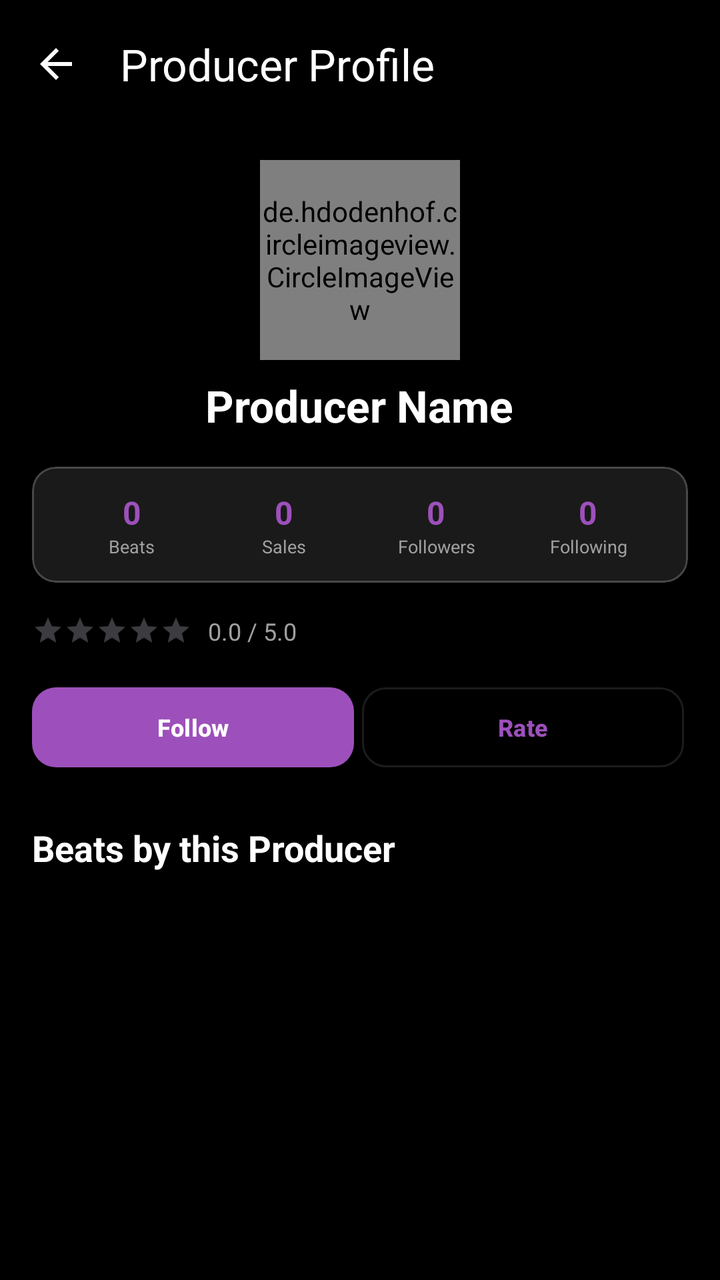
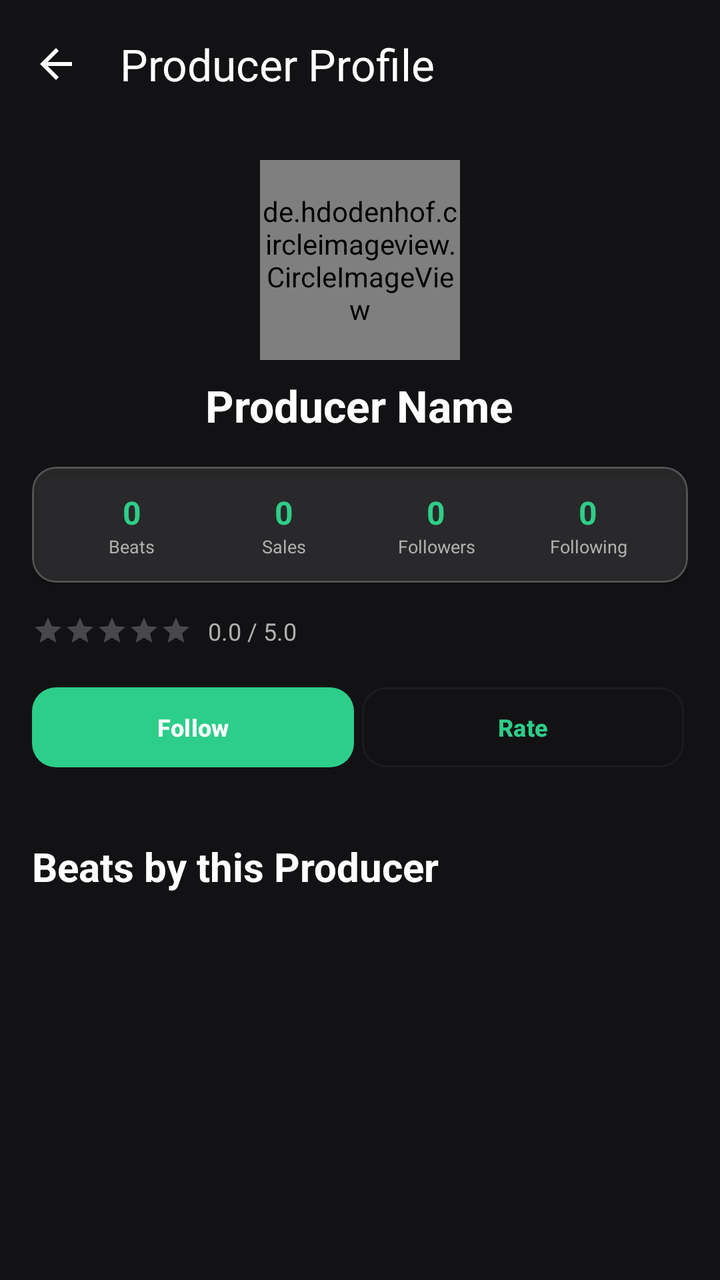

Before-and-after screenshots of an Android layout around one commit, followed by the original layout XML and the change that was made.
<!-- AndroidManifest.xml: activity theme Theme.BeatHouse.Dark -->
<!-- res/layout/activity_producer_profile.xml -->
<?xml version="1.0" encoding="utf-8"?>
<androidx.coordinatorlayout.widget.CoordinatorLayout xmlns:android="http://schemas.android.com/apk/res/android"
    xmlns:app="http://schemas.android.com/apk/res-auto"
    android:layout_width="match_parent"
    android:layout_height="match_parent"
    android:background="@color/surface">

    <com.google.android.material.appbar.AppBarLayout
        android:layout_width="match_parent"
        android:layout_height="wrap_content">

        <com.google.android.material.appbar.MaterialToolbar
            android:id="@+id/toolbar"
            android:layout_width="match_parent"
            android:layout_height="?attr/actionBarSize"
            android:background="@color/surface"
            app:title="@string/producer_profile"
            app:titleTextColor="@color/on_surface"
            app:navigationIcon="@drawable/ic_arrow_back"
            app:navigationIconTint="@color/on_surface" />

    </com.google.android.material.appbar.AppBarLayout>

    <androidx.core.widget.NestedScrollView
        android:layout_width="match_parent"
        android:layout_height="match_parent"
        app:layout_behavior="@string/appbar_scrolling_view_behavior"
        android:padding="16dp">

        <LinearLayout
            android:layout_width="match_parent"
            android:layout_height="wrap_content"
            android:orientation="vertical">

            
            <LinearLayout
                android:layout_width="match_parent"
                android:layout_height="wrap_content"
                android:orientation="vertical"
                android:gravity="center_horizontal"
                android:layout_marginBottom="16dp">

                <de.hdodenhof.circleimageview.CircleImageView
                    android:id="@+id/ivProducerAvatar"
                    android:layout_width="100dp"
                    android:layout_height="100dp"
                    android:src="@drawable/ic_profile_placeholder"
                    app:civ_border_width="0dp"
                    app:civ_border_color="@color/primary" />

                <LinearLayout
                    android:layout_width="wrap_content"
                    android:layout_height="wrap_content"
                    android:orientation="horizontal"
                    android:gravity="center_vertical"
                    android:layout_marginTop="8dp">

                    <TextView
                        android:id="@+id/tvProducerName"
                        android:layout_width="wrap_content"
                        android:layout_height="wrap_content"
                        android:text="Producer Name"
                        android:textColor="@color/on_surface"
                        android:textSize="22sp"
                        android:textStyle="bold" />

                    <ImageView
                        android:id="@+id/ivVerified"
                        android:layout_width="20dp"
                        android:layout_height="20dp"
                        android:layout_marginStart="8dp"
                        android:src="@drawable/ic_verified"
                        android:visibility="gone" />

                </LinearLayout>

                
                <TextView
                    android:id="@+id/tvLocation"
                    android:layout_width="wrap_content"
                    android:layout_height="wrap_content"
                    android:layout_marginTop="4dp"
                    android:text="📍 Location"
                    android:textColor="@color/on_surface_variant"
                    android:textSize="14sp"
                    android:visibility="gone" />

                
                <TextView
                    android:id="@+id/tvProducerBio"
                    android:layout_width="match_parent"
                    android:layout_height="wrap_content"
                    android:layout_marginTop="12dp"
                    android:text="Bio"
                    android:textColor="@color/on_surface_variant"
                    android:textSize="14sp"
                    android:gravity="center"
                    android:visibility="gone" />

                
                <LinearLayout
                    android:id="@+id/socialLinksLayout"
                    android:layout_width="wrap_content"
                    android:layout_height="wrap_content"
                    android:layout_marginTop="12dp"
                    android:orientation="horizontal"
                    android:visibility="gone">

                    <ImageView
                        android:id="@+id/ivInstagram"
                        android:layout_width="36dp"
                        android:layout_height="36dp"
                        android:src="@drawable/ic_instagram"
                        app:tint="@color/instagram_color"
                        android:padding="6dp"
                        android:clickable="true"
                        android:focusable="true"
                        android:visibility="gone" />

                    <ImageView
                        android:id="@+id/ivTelegram"
                        android:layout_width="36dp"
                        android:layout_height="36dp"
                        android:src="@drawable/ic_telegram"
                        app:tint="@color/telegram_color"
                        android:padding="6dp"
                        android:layout_marginStart="4dp"
                        android:clickable="true"
                        android:focusable="true"
                        android:visibility="gone" />

                    <ImageView
                        android:id="@+id/ivVk"
                        android:layout_width="36dp"
                        android:layout_height="36dp"
                        android:src="@drawable/ic_vk"
                        app:tint="@color/vk_color"
                        android:padding="6dp"
                        android:layout_marginStart="4dp"
                        android:clickable="true"
                        android:focusable="true"
                        android:visibility="gone" />

                </LinearLayout>

            </LinearLayout>

            
            <com.google.android.material.card.MaterialCardView
                android:layout_width="match_parent"
                android:layout_height="wrap_content"
                android:layout_marginBottom="16dp"
                app:cardCornerRadius="12dp"
                app:cardElevation="2dp"
                app:cardBackgroundColor="#1AFFFFFF"
                app:strokeColor="#33FFFFFF"
                app:strokeWidth="1dp">

                <LinearLayout
                    android:layout_width="match_parent"
                    android:layout_height="wrap_content"
                    android:orientation="horizontal"
                    android:padding="12dp">

                    <LinearLayout
                        android:layout_width="0dp"
                        android:layout_height="wrap_content"
                        android:layout_weight="1"
                        android:orientation="vertical"
                        android:gravity="center"
                        android:paddingHorizontal="2dp">
                        <TextView
                            android:id="@+id/tvBeatsCount"
                            android:layout_width="wrap_content"
                            android:layout_height="wrap_content"
                            android:text="0"
                            android:textSize="16sp"
                            android:textStyle="bold"
                            android:textColor="@color/primary" />
                        <TextView
                            android:layout_width="wrap_content"
                            android:layout_height="wrap_content"
                            android:text="@string/beats_label"
                            android:textSize="9sp"
                            android:textColor="@color/on_surface_variant"
                            android:maxLines="1"
                            android:ellipsize="end"
                            android:gravity="center" />
                    </LinearLayout>

                    <LinearLayout
                        android:layout_width="0dp"
                        android:layout_height="wrap_content"
                        android:layout_weight="1"
                        android:orientation="vertical"
                        android:gravity="center"
                        android:paddingHorizontal="2dp">
                        <TextView
                            android:id="@+id/tvSalesCount"
                            android:layout_width="wrap_content"
                            android:layout_height="wrap_content"
                            android:text="0"
                            android:textSize="16sp"
                            android:textStyle="bold"
                            android:textColor="@color/primary" />
                        <TextView
                            android:layout_width="wrap_content"
                            android:layout_height="wrap_content"
                            android:text="@string/sales_tab"
                            android:textSize="9sp"
                            android:textColor="@color/on_surface_variant"
                            android:maxLines="1"
                            android:ellipsize="end"
                            android:gravity="center" />
                    </LinearLayout>

                    <LinearLayout
                        android:layout_width="0dp"
                        android:layout_height="wrap_content"
                        android:layout_weight="1"
                        android:orientation="vertical"
                        android:gravity="center"
                        android:paddingHorizontal="2dp">
                        <TextView
                            android:id="@+id/tvFollowersCount"
                            android:layout_width="wrap_content"
                            android:layout_height="wrap_content"
                            android:text="0"
                            android:textSize="16sp"
                            android:textStyle="bold"
                            android:textColor="@color/primary" />
                        <TextView
                            android:layout_width="wrap_content"
                            android:layout_height="wrap_content"
                            android:text="@string/followers"
                            android:textSize="9sp"
                            android:textColor="@color/on_surface_variant"
                            android:maxLines="1"
                            android:ellipsize="end"
                            android:gravity="center" />
                    </LinearLayout>

                    <LinearLayout
                        android:layout_width="0dp"
                        android:layout_height="wrap_content"
                        android:layout_weight="1"
                        android:orientation="vertical"
                        android:gravity="center"
                        android:paddingHorizontal="2dp">
                        <TextView
                            android:id="@+id/tvFollowingCount"
                            android:layout_width="wrap_content"
                            android:layout_height="wrap_content"
                            android:text="0"
                            android:textSize="16sp"
                            android:textStyle="bold"
                            android:textColor="@color/primary" />
                        <TextView
                            android:layout_width="wrap_content"
                            android:layout_height="wrap_content"
                            android:text="@string/following_count"
                            android:textSize="9sp"
                            android:textColor="@color/on_surface_variant"
                            android:maxLines="1"
                            android:ellipsize="end"
                            android:gravity="center" />
                    </LinearLayout>

                </LinearLayout>

            </com.google.android.material.card.MaterialCardView>

            
            <LinearLayout
                android:layout_width="match_parent"
                android:layout_height="wrap_content"
                android:orientation="horizontal"
                android:gravity="center_vertical"
                android:layout_marginBottom="16dp">

                <RatingBar
                    android:id="@+id/ratingBar"
                    android:layout_width="wrap_content"
                    android:layout_height="wrap_content"
                    android:rating="0"
                    android:isIndicator="true"
                    android:stepSize="0.5"
                    style="@style/Widget.AppCompat.RatingBar.Small" />

                <TextView
                    android:id="@+id/tvRatingText"
                    android:layout_width="wrap_content"
                    android:layout_height="wrap_content"
                    android:layout_marginStart="8dp"
                    android:text="0.0 / 5.0"
                    android:textColor="@color/on_surface_variant"
                    android:textSize="12sp" />

            </LinearLayout>

            
            <LinearLayout
                android:layout_width="match_parent"
                android:layout_height="wrap_content"
                android:orientation="horizontal"
                android:layout_marginBottom="24dp">

                <com.google.android.material.button.MaterialButton
                    android:id="@+id/btnFollow"
                    android:layout_width="0dp"
                    android:layout_height="wrap_content"
                    android:minHeight="48dp"
                    android:layout_weight="1"
                    android:layout_marginEnd="2dp"
                    android:text="@string/follow"
                    android:textSize="12sp"
                    android:paddingHorizontal="4dp"
                    app:cornerRadius="12dp" />

                <com.google.android.material.button.MaterialButton
                    android:id="@+id/btnRate"
                    android:layout_width="0dp"
                    android:layout_height="wrap_content"
                    android:minHeight="48dp"
                    android:layout_weight="1"
                    android:layout_marginStart="2dp"
                    android:layout_marginEnd="2dp"
                    android:text="@string/rate"
                    android:textSize="12sp"
                    android:paddingHorizontal="4dp"
                    app:cornerRadius="12dp"
                    style="@style/Widget.Material3.Button.OutlinedButton" />

                <ImageButton
                    android:id="@+id/btnMessage"
                    android:layout_width="48dp"
                    android:layout_height="48dp"
                    android:layout_weight="0"
                    android:layout_marginStart="8dp"
                    android:src="@drawable/ic_message"
                    android:background="?attr/selectableItemBackgroundBorderless"
                    android:contentDescription="@string/message"
                    android:visibility="gone" />

            </LinearLayout>

            
            <TextView
                android:layout_width="match_parent"
                android:layout_height="wrap_content"
                android:text="@string/beats_by_producer"
                android:textColor="@color/on_surface"
                android:textSize="18sp"
                android:textStyle="bold"
                android:layout_marginBottom="12dp" />

            
            <ProgressBar
                android:id="@+id/progressBar"
                android:layout_width="wrap_content"
                android:layout_height="wrap_content"
                android:layout_gravity="center"
                android:visibility="gone" />

            
            <TextView
                android:id="@+id/emptyState"
                android:layout_width="match_parent"
                android:layout_height="wrap_content"
                android:text="@string/no_beats_available_producer"
                android:textColor="@color/on_surface_variant"
                android:textSize="14sp"
                android:gravity="center"
                android:padding="32dp"
                android:visibility="gone" />

            
            <androidx.recyclerview.widget.RecyclerView
                android:id="@+id/recyclerViewBeats"
                android:layout_width="match_parent"
                android:layout_height="wrap_content"
                android:nestedScrollingEnabled="false" />

        </LinearLayout>

    </androidx.core.widget.NestedScrollView>

</androidx.coordinatorlayout.widget.CoordinatorLayout>
<!-- resources referenced by this layout -->
<resources>
  <color name="instagram_color">#E4405F</color>
  <color name="on_surface">#FFFFFF</color>
  <color name="on_surface_variant">#A0A0A0</color>
  <color name="primary">#9D50BB</color>
  <color name="surface">#000000</color>
  <color name="telegram_color">#26A5E4</color>
  <color name="vk_color">#2787F5</color>
  <!-- drawable ic_arrow_back (drawable) -->
  <vector xmlns:android="http://schemas.android.com/apk/res/android"
      android:width="24dp"
      android:height="24dp"
      android:viewportWidth="24"
      android:viewportHeight="24">
      <path
          android:fillColor="#FFFFFF"
          android:pathData="M20,11H7.83l5.59,-5.59L12,4l-8,8 8,8 1.41,-1.41L7.83,13H20v-2z"/>
  </vector>
  <!-- drawable ic_profile_placeholder (drawable) -->
  <vector xmlns:android="http://schemas.android.com/apk/res/android"
      android:width="64dp"
      android:height="64dp"
      android:viewportWidth="24"
      android:viewportHeight="24">
      <path
          android:fillColor="#9E9E9E"
          android:pathData="M12,12c2.21,0 4,-1.79 4,-4s-1.79,-4 -4,-4 -4,1.79 -4,4 1.79,4 4,4zM12,14c-2.67,0 -8,1.34 -8,4v2h16v-2c0,-2.66 -5.33,-4 -8,-4z"/>
  </vector>
  <!-- drawable ic_verified (drawable) -->
  <vector xmlns:android="http://schemas.android.com/apk/res/android"
      android:width="20dp"
      android:height="20dp"
      android:viewportWidth="24"
      android:viewportHeight="24">
      <path
          android:fillColor="#1DA1F2"
          android:pathData="M12,1L3,5v6c0,5.55 3.84,10.74 9,12 5.16,-1.26 9,-6.45 9,-12L21,5l-9,-4zM10,17l-4,-4 1.41,-1.41L10,14.17l6.59,-6.59L18,9l-8,8z"/>
  </vector>
  <string name="beats_by_producer">Beats by this Producer</string>
  <string name="beats_label">Beats</string>
  <string name="follow">Follow</string>
  <string name="followers">Followers</string>
  <string name="following_count">Following</string>
  <string name="message">Message</string>
  <string name="no_beats_available_producer">No beats available</string>
  <string name="producer_profile">Producer Profile</string>
  <string name="rate">Rate</string>
  <string name="sales_tab">Sales</string>
  <style name="Theme.BeatHouse.Dark" parent="Theme.BeatHouse">
          <item name="colorSurface">@color/surface</item>
          <item name="android:windowBackground">@color/background</item>
      </style>
  <color name="background">#000000</color>
  <color name="primary_container">#2E1045</color>
  <color name="on_primary">#FFFFFF</color>
  <color name="secondary">#8E8E93</color>
  <color name="secondary_container">#151517</color>
  <color name="on_secondary">#FFFFFF</color>
  <color name="error">#FF453A</color>
  <color name="error_container">#330000</color>
  <color name="surface_variant">#000000</color>
  <color name="outline">#1C1C1E</color>
  <style name="Widget.BeatHouse.Button" parent="Widget.Material3.Button">
          <item name="android:textSize">16sp</item>
          <item name="android:textStyle">bold</item>
          <item name="cornerRadius">14dp</item>
          <item name="iconGravity">textStart</item>
          <item name="iconPadding">8dp</item>
          <item name="android:insetTop">4dp</item>
          <item name="android:insetBottom">4dp</item>
          <item name="backgroundTint">@color/primary</item>
          <item name="android:textColor">@color/on_primary</item>
      </style>
  <style name="Widget.BeatHouse.Card" parent="Widget.Material3.CardView.Elevated">
          <item name="cardCornerRadius">18dp</item>
          <item name="cardElevation">0dp</item>
          <item name="strokeColor">@color/outline</item>
          <item name="strokeWidth">1dp</item>
          <item name="cardBackgroundColor">@color/surface_container</item>
      </style>
  <style name="Widget.BeatHouse.AppBarLayout" parent="Widget.Material3.AppBarLayout">
          <item name="android:background">@color/surface</item>
          <item name="backgroundTint">@color/surface</item>
      </style>
  <color name="surface_container">#0A0A0A</color>
  <!-- unchanged entries left out for length: 8 -->
</resources>

<!-- the commit's change to res/layout/activity_producer_profile.xml (unified diff, before → after) -->
@@ -303,7 +303,7 @@
                 android:layout_width="match_parent"
                 android:layout_height="wrap_content"
                 android:orientation="horizontal"
-                android:layout_marginBottom="24dp">
+                android:layout_marginBottom="32dp">
 
                 <com.google.android.material.button.MaterialButton
                     android:id="@+id/btnFollow"
@@ -315,7 +315,11 @@
                     android:text="@string/follow"
                     android:textSize="12sp"
                     android:paddingHorizontal="4dp"
-                    app:cornerRadius="12dp" />
+                    app:cornerRadius="12dp"
+                    app:autoSizeTextType="uniform"
+                    app:autoSizeMinTextSize="10sp"
+                    app:autoSizeMaxTextSize="12sp"
+                    app:autoSizeStepGranularity="1sp" />
 
                 <com.google.android.material.button.MaterialButton
                     android:id="@+id/btnRate"
@@ -329,6 +333,10 @@
                     android:textSize="12sp"
                     android:paddingHorizontal="4dp"
                     app:cornerRadius="12dp"
+                    app:autoSizeTextType="uniform"
+                    app:autoSizeMinTextSize="10sp"
+                    app:autoSizeMaxTextSize="12sp"
+                    app:autoSizeStepGranularity="1sp"
                     style="@style/Widget.Material3.Button.OutlinedButton" />
 
                 <ImageButton
@@ -350,9 +358,9 @@
                 android:layout_height="wrap_content"
                 android:text="@string/beats_by_producer"
                 android:textColor="@color/on_surface"
-                android:textSize="18sp"
+                android:textSize="20sp"
                 android:textStyle="bold"
-                android:layout_marginBottom="12dp" />
+                android:layout_marginBottom="16dp" />
 
             
             <ProgressBar
<!-- resource entries referenced after the edit -->
@@ -2,9 +2,9 @@
 <resources>
   <color name="instagram_color">#E4405F</color>
   <color name="on_surface">#FFFFFF</color>
-  <color name="on_surface_variant">#A0A0A0</color>
-  <color name="primary">#9D50BB</color>
-  <color name="surface">#000000</color>
+  <color name="on_surface_variant">#B0B0B0</color>
+  <color name="primary">#2DCE89</color>
+  <color name="surface">#121214</color>
   <color name="telegram_color">#26A5E4</color>
   <color name="vk_color">#2787F5</color>
   <!-- drawable ic_arrow_back (drawable) -->
@@ -51,20 +51,20 @@
           <item name="colorSurface">@color/surface</item>
           <item name="android:windowBackground">@color/background</item>
       </style>
-  <color name="background">#000000</color>
-  <color name="primary_container">#2E1045</color>
+  <color name="background">#0B0B0D</color>
+  <color name="primary_container">#004D40</color>
   <color name="on_primary">#FFFFFF</color>
   <color name="secondary">#8E8E93</color>
-  <color name="secondary_container">#151517</color>
+  <color name="secondary_container">#1C1C1E</color>
   <color name="on_secondary">#FFFFFF</color>
   <color name="error">#FF453A</color>
   <color name="error_container">#330000</color>
-  <color name="surface_variant">#000000</color>
+  <color name="surface_variant">#1A1A1C</color>
   <color name="outline">#1C1C1E</color>
   <style name="Widget.BeatHouse.Button" parent="Widget.Material3.Button">
           <item name="android:textSize">16sp</item>
           <item name="android:textStyle">bold</item>
-          <item name="cornerRadius">14dp</item>
+          <item name="cornerRadius">12dp</item>
           <item name="iconGravity">textStart</item>
           <item name="iconPadding">8dp</item>
           <item name="android:insetTop">4dp</item>
@@ -73,7 +73,7 @@
           <item name="android:textColor">@color/on_primary</item>
       </style>
   <style name="Widget.BeatHouse.Card" parent="Widget.Material3.CardView.Elevated">
-          <item name="cardCornerRadius">18dp</item>
+          <item name="cardCornerRadius">16dp</item>
           <item name="cardElevation">0dp</item>
           <item name="strokeColor">@color/outline</item>
           <item name="strokeWidth">1dp</item>
@@ -83,7 +83,7 @@
           <item name="android:background">@color/surface</item>
           <item name="backgroundTint">@color/surface</item>
       </style>
-  <color name="surface_container">#0A0A0A</color>
+  <color name="surface_container">#1C1C1E</color>
   <!-- unchanged entries left out for length: 8 -->
 </resources>
 
